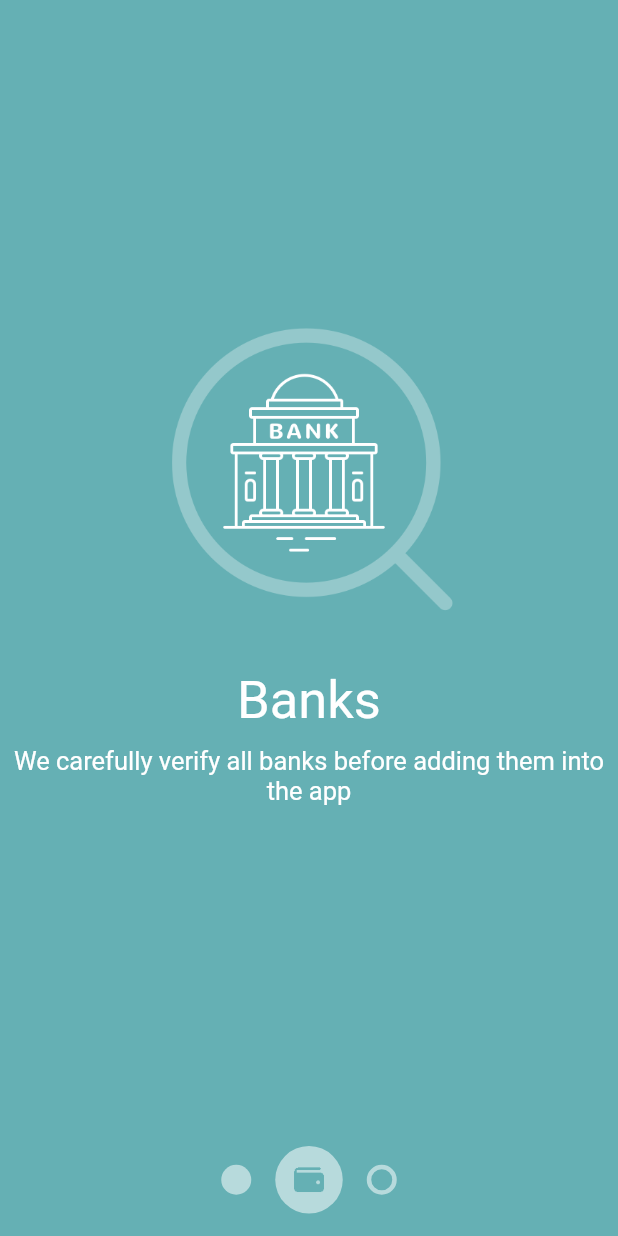
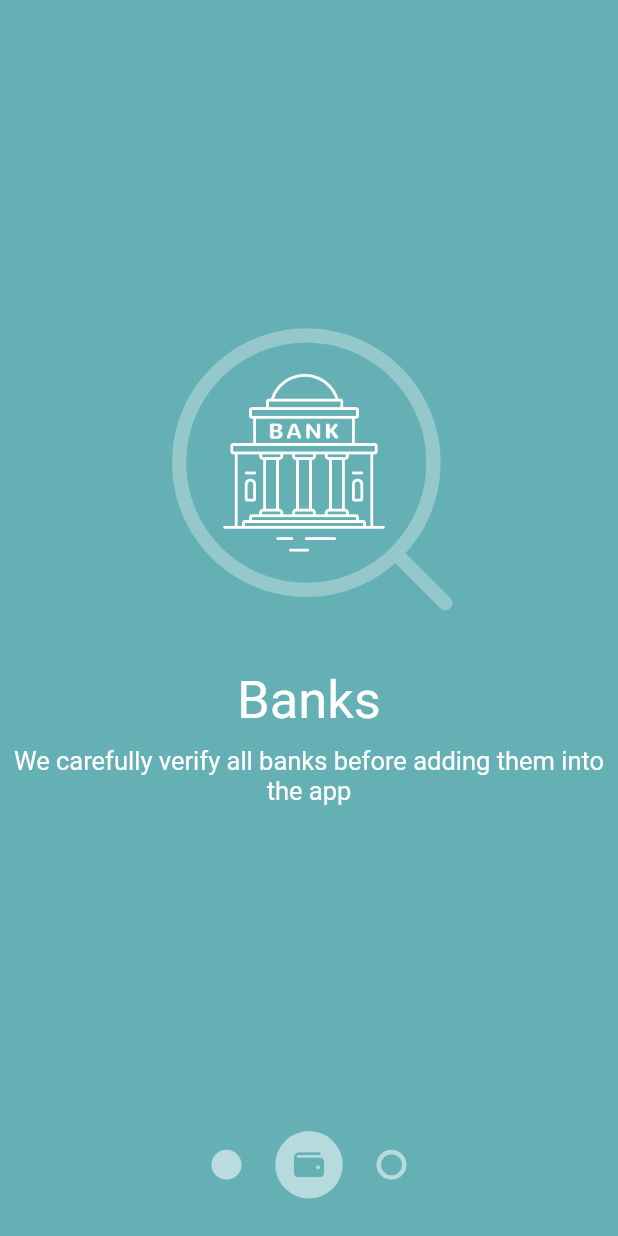
Before and after one commit to 28JayG/material_page_reveal, a Flutter app: the screen it shows after launch, on a phone screen of 412 x 824 dp. Run offline on Flutter 3.47's test engine with Material 2 defaults, Android fonts, the phone set to English and light mode, and no system bars.

```diff
--- a/lib/main.dart
+++ b/lib/main.dart
@@ -39,12 +39,11 @@ class _HomePageState extends State<HomePage> {
               pageViewModel: viewModel[1],
             ),
           ),
-
           PageIndicator(
             pageIndicatorViewModel: PageIndicatorViewModel(
-              activeIndex: 1,
+              activeIndex: 0,
               pages: viewModel,
-              slideDirection: SlideDirection.none,
+              slideDirection: SlideDirection.rightToLeft,
               slidePercent: 1.0,
             ),
           ),
--- a/lib/page_indicator.dart
+++ b/lib/page_indicator.dart
@@ -14,38 +14,47 @@ class PageIndicator extends StatelessWidget {
 
     for (int i = 0; i < pageIndicatorViewModel.pages.length; i++) {
       final page = pageIndicatorViewModel.pages[i];
-      //TODO:(5)Toggle the indicator bubble size using the slide properties
-//      var activePercent;
-//      if (i == pageIndicatorViewModel.activeIndex) {
-//        activePercent = 1.0 - pageIndicatorViewModel.slidePercent;
-//      } else if (i == pageIndicatorViewModel.activeIndex - 1 &&
-//          pageIndicatorViewModel.slideDirection == SlideDirection.leftToRight) {
-//        activePercent = pageIndicatorViewModel.slidePercent;
-//      } else if (i == pageIndicatorViewModel.activeIndex + 1 &&
-//          pageIndicatorViewModel.slideDirection == SlideDirection.rightToLeft) {
-//        activePercent = pageIndicatorViewModel.slidePercent;
-//      } else {
-//        activePercent = 0.0;
-//      }
-//
-//      var isHollow = i > pageIndicatorViewModel.activeIndex ||
-//          (i == pageIndicatorViewModel.activeIndex &&
-//              pageIndicatorViewModel.slideDirection ==
-//                  SlideDirection.leftToRight);
+
+      var activePercent;
+      if (i == pageIndicatorViewModel.activeIndex) {
+        activePercent = 1.0 - pageIndicatorViewModel.slidePercent;
+      } else if (i == pageIndicatorViewModel.activeIndex - 1 &&
+          pageIndicatorViewModel.slideDirection == SlideDirection.leftToRight) {
+        activePercent = pageIndicatorViewModel.slidePercent;
+      } else if (i == pageIndicatorViewModel.activeIndex + 1 &&
+          pageIndicatorViewModel.slideDirection == SlideDirection.rightToLeft) {
+        activePercent = pageIndicatorViewModel.slidePercent;
+      } else {
+        activePercent = 0.0;
+      }
+
+      var isHollow = i > pageIndicatorViewModel.activeIndex ||
+          (i == pageIndicatorViewModel.activeIndex &&
+              pageIndicatorViewModel.slideDirection ==
+                  SlideDirection.leftToRight);
       bubbles.add(
         PageBubble(
           pageBubbleViewModel: PageBubbleViewModel(
             color: page.backgroundColor,
             iconURI: page.iconURI,
-//            isHollow: isHollow,
-//            activePercent: activePercent,
-            isHollow: i > pageIndicatorViewModel.activeIndex,
-            activePercent: i == pageIndicatorViewModel.activeIndex ? 1.0 : 0.0,
+            isHollow: isHollow,
+            activePercent: activePercent,
           ),
         ),
       );
     }
 
+//    final bubbleWidth = 55.0;
+//    final baseTranslation = (pageIndicatorViewModel.pages.length * bubbleWidth)/2-bubbleWidth/2;
+//    var translation = baseTranslation - (bubbleWidth*pageIndicatorViewModel.activeIndex);
+//
+//    if(pageIndicatorViewModel.slideDirection == SlideDirection.leftToRight){
+//        translation += bubbleWidth * pageIndicatorViewModel.slidePercent;
+//    }else if(pageIndicatorViewModel.slideDirection == SlideDirection.rightToLeft){
+//      translation -= bubbleWidth * pageIndicatorViewModel.slidePercent;
+//    }
+
+// TODO:(6.2) Transform the bubbles row left and right
     return Column(
       children: <Widget>[
         Expanded(
@@ -57,6 +66,13 @@ class PageIndicator extends StatelessWidget {
             mainAxisAlignment: MainAxisAlignment.center,
             children: bubbles,
           ),
+//          child: Transform(
+//            transform: Matrix4.translationValues(translation, 0.0, 0.0),
+//            child: Row(
+//              mainAxisAlignment: MainAxisAlignment.center,
+//              children: bubbles,
+//            ),
+//          ),
         ),
       ],
     );
@@ -68,31 +84,28 @@ class PageBubble extends StatelessWidget {
 
   const PageBubble({Key key, this.pageBubbleViewModel}) : super(key: key);
 
+  //TODO:(6.1) Wrap the bubble with Container
   @override
   Widget build(BuildContext context) {
-    return Padding(
-      padding: const EdgeInsets.symmetric(horizontal: 8.0),
+    return Container(
+      width: 55.0,
+      height: 65.0,
+      child: Center(
         child: Container(
           width: lerpDouble(20.0, 45.0, pageBubbleViewModel.activePercent),
           height: lerpDouble(20.0, 45.0, pageBubbleViewModel.activePercent),
           decoration: BoxDecoration(
               color: pageBubbleViewModel.isHollow
-                ? Colors.transparent
-                : Color(0x88FFFFFF),
-//            color: pageBubbleViewModel.isHollow
-//                ? Color(0x88FFFFFFF).withAlpha(
-//                    (0x88 * pageBubbleViewModel.activePercent).round())
-//                : Color(0x88FFFFFFF),
+                  ? Color(0x88FFFFFFF).withAlpha(
+                      (0x88 * pageBubbleViewModel.activePercent).round())
+                  : Color(0x88FFFFFFF),
               shape: BoxShape.circle,
               border: Border.all(
                 color: pageBubbleViewModel.isHollow
-                  ? Color(0x88FFFFFF)
+                    ? Color(0x88FFFFFF).withAlpha(
+                        (0x88 * (1.0 - pageBubbleViewModel.activePercent))
+                            .round())
                     : Colors.transparent,
-//              color: pageBubbleViewModel.isHollow
-//                  ? Color(0x88FFFFFF).withAlpha(
-//                      (0x88 * (1.0 - pageBubbleViewModel.activePercent))
-//                          .round())
-//                  : Colors.transparent,
                 width: 3.0,
               )),
           child: Opacity(
@@ -103,6 +116,7 @@ class PageBubble extends StatelessWidget {
             ),
           ),
         ),
+      ),
     );
   }
 }
```
Lines whose indentation alone changed are shown as unchanged.
